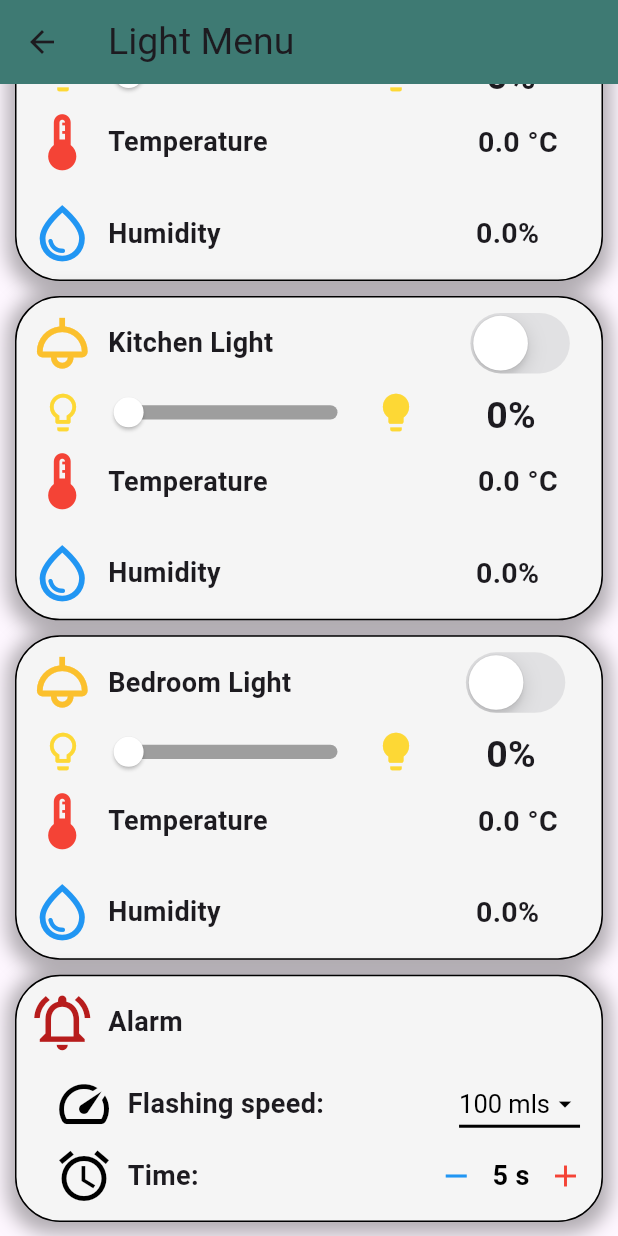
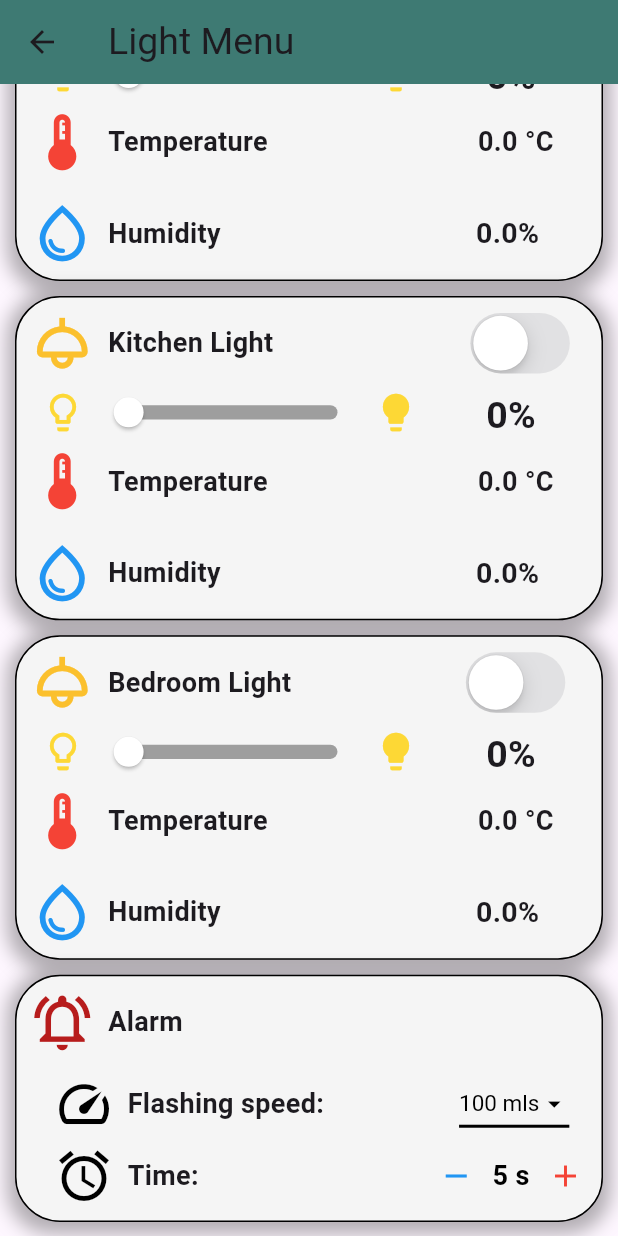
Before and after one commit to nguyenngocthach1403/House-Management-App, a Flutter app: the LightScreen screen opened by its route, scrolled down 95 dp, on a phone screen of 412 x 824 dp. Run offline on Flutter 3.47's test engine with Material 3 defaults, Android fonts, the light colour scheme and no system bars; our stand-ins replace cloud_firestore, firebase_auth, firebase_core, firebase_database, shared_preferences and 1 more; missing offline and left inert: dart:ffi; accounts and stored records are empty; network calls fail.

Commit message:
edit-ios

```diff
--- a/house_management_app/lib/light_object/alarm_control_widgget.dart
+++ b/house_management_app/lib/light_object/alarm_control_widgget.dart
@@ -103,7 +103,7 @@ class _AlarmControlWidgetState extends State<AlarmControlWidget> {
                           child: Text(
                             '$value' + ' mls',
                             style: const TextStyle(
-                              fontSize: 17.0,
+                              fontSize: 15.0,
                               color: Colors.black,
                             ),
                           ),
--- a/house_management_app/lib/light_object/bedroom_control_widget.dart
+++ b/house_management_app/lib/light_object/bedroom_control_widget.dart
@@ -165,7 +165,7 @@ class BedRoomControlWidget extends StatelessWidget {
                     child: Text(
                       "${temperatureValue} °C",
                       style: const TextStyle(
-                        fontSize: 19.0,
+                        fontSize: 18.0,
                         fontWeight: FontWeight.bold,
                       ),
                     ),
--- a/house_management_app/lib/light_object/kitchen_control_widget.dart
+++ b/house_management_app/lib/light_object/kitchen_control_widget.dart
@@ -165,7 +165,7 @@ class KitchenControlWidget extends StatelessWidget {
                     child: Text(
                       "${temperatureValue} °C",
                       style: const TextStyle(
-                        fontSize: 19.0,
+                        fontSize: 18.0,
                         fontWeight: FontWeight.bold,
                       ),
                     ),
--- a/house_management_app/lib/light_object/living_control_widget.dart
+++ b/house_management_app/lib/light_object/living_control_widget.dart
@@ -159,7 +159,7 @@ class LivingControlWidget extends StatelessWidget {
                     child: Text(
                       "${temperatureValue} °C",
                       style: const TextStyle(
-                        fontSize: 19.0,
+                        fontSize: 18.0,
                         fontWeight: FontWeight.bold,
                       ),
                     ),
--- a/house_management_app/lib/views/room.dart
+++ b/house_management_app/lib/views/room.dart
@@ -44,7 +44,7 @@ class ListRoom extends StatelessWidget {
           child: Column(
             children: [
               const Text(
-                "Room Room",
+                "Room",
                 style: TextStyle(fontWeight: FontWeight.bold),
               ),
               Padding(
```
Also changed, not shown: house_management_app/lib/screen_login/welcome_screen.dart (+9 -2 lines), house_management_app/pubspec.lock, 4 other files.
